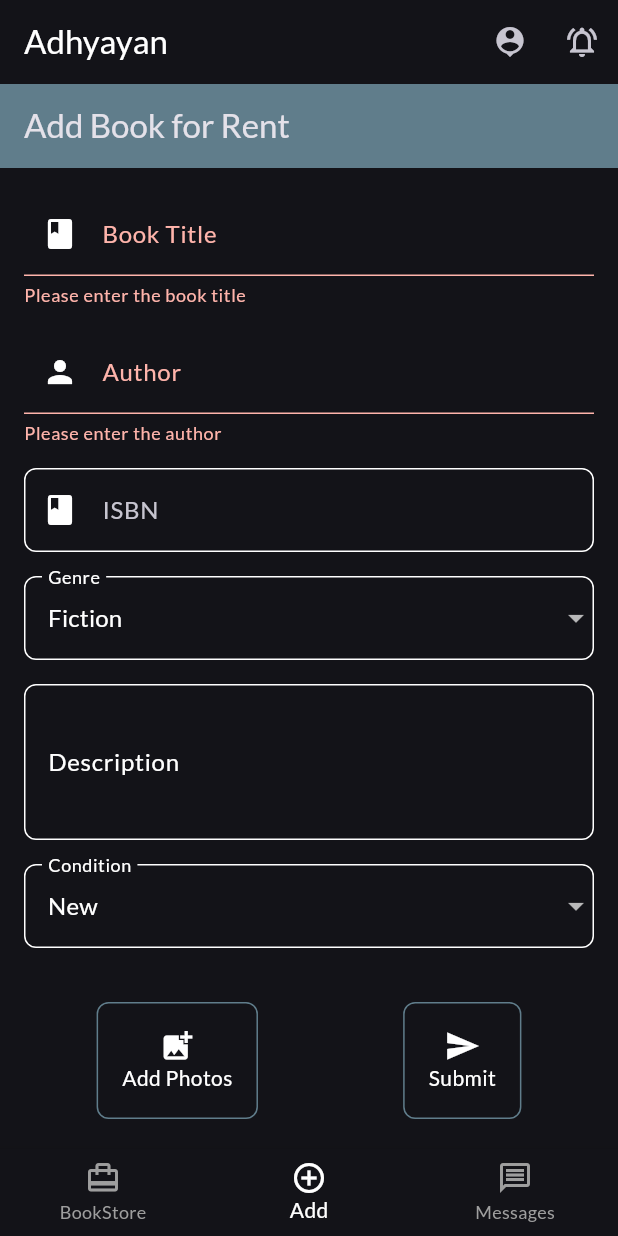
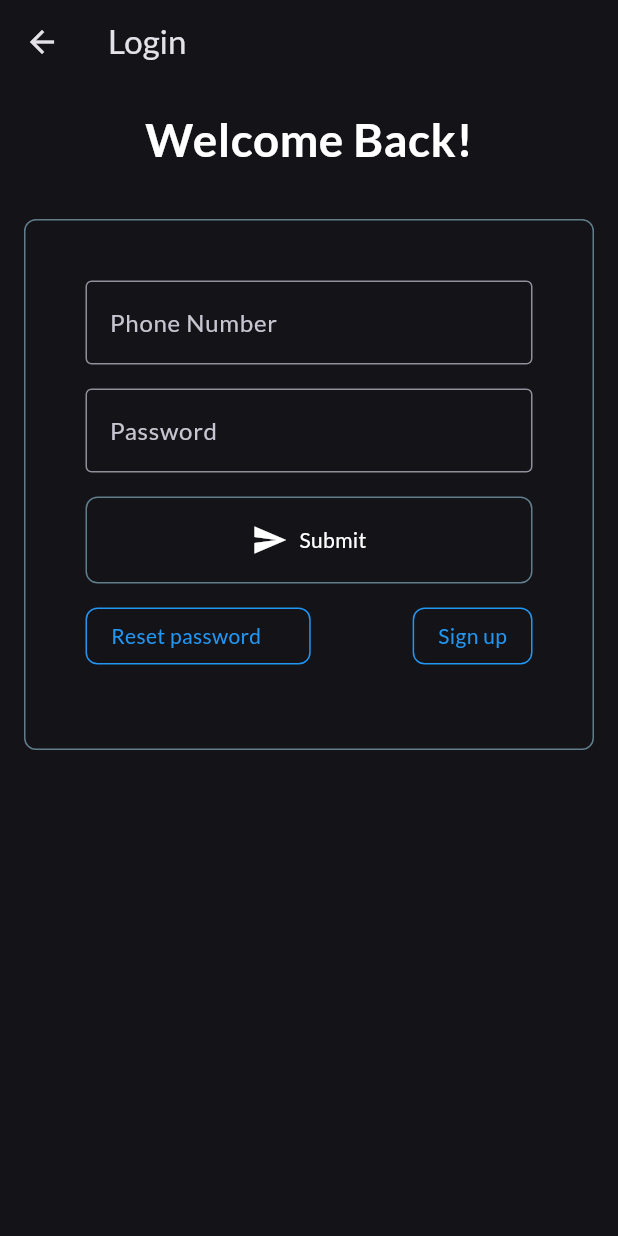
Before and after one commit to AbhayNB/Adhyayan, a Flutter app: the screen it shows after launch, item 2 of the bottom bar chosen, after a tap on "Submit", after a tap on the "location history" icon, on a phone screen of 412 x 824 dp. Run offline on Flutter 3.47's test engine with Material 3 defaults, Android fonts, the phone set to English and light mode, and no system bars; our stand-ins replace carousel_slider, google_fonts, image_picker.

Commit message:
third  commit

```diff
--- /dev/null
+++ b/lib/screens/login.dart
@@ -0,0 +1,194 @@
+import 'package:adhyayan/screens/signup.dart';
+import 'package:adhyayan/widgets/animated_text.dart';
+import 'package:flutter/cupertino.dart';
+import 'package:flutter/material.dart';
+import 'package:flutter/widgets.dart';
+
+class LoginScreen extends StatefulWidget {
+  @override
+  _LoginScreenState createState() => _LoginScreenState();
+}
+
+class _LoginScreenState extends State<LoginScreen> {
+  final _formKey = GlobalKey<FormState>();
+  final phoneController = TextEditingController();
+  final passwordController = TextEditingController();
+  bool _isSubmitting = false;
+
+  @override
+  Widget build(BuildContext context) {
+    return Scaffold(
+      appBar: AppBar(
+        title: const Text('Login'),
+      ),
+      body: Column(
+        children: [
+          const SizedBox(
+            height: 20,
+          ),
+          AnimatedWelcomeText(value: "Welcome Back!"),
+          const SizedBox(
+            height: 20,
+          ),
+          Padding(
+            padding: const EdgeInsets.all(16.0),
+            child: Center(
+              child: Container(
+                padding: const EdgeInsets.symmetric(
+                  horizontal: 40,
+                  vertical: 40,
+                ),
+                decoration: BoxDecoration(
+                  border: Border.all(color: Colors.blueGrey),
+                  borderRadius: BorderRadius.circular(8.0),
+                ),
+                child: Form(
+                  key: _formKey,
+                  child: Column(
+                    crossAxisAlignment: CrossAxisAlignment.center,
+                    children: [
+                      TextFormField(
+                        style: const TextStyle(color: Colors.white),
+                        controller: phoneController,
+                        decoration: const InputDecoration(
+                          labelText: 'Phone Number',
+                          border: OutlineInputBorder(),
+                        ),
+                        keyboardType: TextInputType.phone,
+                        validator: (value) {
+                          if (value == null || value.isEmpty) {
+                            return 'Please enter your phone number';
+                          }
+                          return null;
+                        },
+                      ),
+                      const SizedBox(height: 16),
+                      TextFormField(
+                        style: const TextStyle(color: Colors.white),
+                        controller: passwordController,
+                        obscureText: true,
+                        decoration: const InputDecoration(
+                          labelText: 'Password',
+                          border: OutlineInputBorder(),
+                        ),
+                        validator: (value) {
+                          if (value == null || value.isEmpty) {
+                            return 'Please enter your password';
+                          }
+                          return null;
+                        },
+                      ),
+                      const SizedBox(height: 16),
+                      if (_isSubmitting) ...[
+                        const CircularProgressIndicator(),
+                        const SizedBox(height: 16),
+                      ] else ...[
+                        InkWell(
+                          onTap: () {
+                            if (_formKey.currentState!.validate()) {
+                              setState(() {
+                                _isSubmitting = true;
+                              });
+                              // Handle form submission here
+                              // Simulate submission completion after 2 seconds
+                              Future.delayed(const Duration(seconds: 2), () {
+                                setState(() {
+                                  _isSubmitting = false;
+                                });
+                                // Navigate to next screen or perform desired action
+                              });
+                            }
+                          },
+                          borderRadius: BorderRadius.circular(8.0),
+                          child: Container(
+                            decoration: BoxDecoration(
+                              border: Border.all(color: Colors.blueGrey),
+                              borderRadius: BorderRadius.circular(8.0),
+                            ),
+                            padding: const EdgeInsets.all(16.0),
+                            child: const Row(
+                              mainAxisAlignment: MainAxisAlignment.center,
+                              children: [
+                                Icon(Icons.send, color: Colors.white),
+                                SizedBox(width: 8),
+                                Text(
+                                  'Submit',
+                                  style: TextStyle(color: Colors.white),
+                                ),
+                              ],
+                            ),
+                          ),
+                        ),
+                      ],
+                      const SizedBox(height: 16),
+                      Row(
+                        mainAxisAlignment: MainAxisAlignment.spaceBetween,
+                        children: [
+                          Container(
+                            decoration: BoxDecoration(
+                              border: Border.all(color: Colors.blue),
+                              borderRadius: BorderRadius.circular(8.0),
+                            ),
+                            padding: const EdgeInsets.symmetric(
+                              horizontal: 16,
+                              vertical: 8,
+                            ),
+                            child: Row(
+                              mainAxisAlignment: MainAxisAlignment.center,
+                              children: [
+                                InkWell(
+                                  onTap: () {
+                                    // Handle "Forgot password?" link here
+                                  },
+                                  child: const Text(
+                                    'Reset password',
+                                    style: TextStyle(color: Colors.blue),
+                                  ),
+                                ),
+                                const SizedBox(width: 16),
+                              ],
+                            ),
+                          ),
+                          Container(
+                            decoration: BoxDecoration(
+                              border: Border.all(color: Colors.blue),
+                              borderRadius: BorderRadius.circular(8.0),
+                            ),
+                            padding: const EdgeInsets.symmetric(
+                              horizontal: 16,
+                              vertical: 8,
+                            ),
+                            child: Row(
+                              mainAxisAlignment: MainAxisAlignment.center,
+                              children: [
+                                InkWell(
+                                  onTap: () {
+                                    Navigator.push(
+                                      context,
+                                      MaterialPageRoute(
+                                          builder: (context) => SignupScreen()),
+                                    );
+                                    // Handle "Sign up" link here
+                                  },
+                                  child: const Text(
+                                    'Sign up',
+                                    style: TextStyle(color: Colors.blue),
+                                  ),
+                                ),
+                              ],
+                            ),
+                          ),
+                        ],
+                      ),
+                      const SizedBox(height: 16),
+                    ],
+                  ),
+                ),
+              ),
+            ),
+          ),
+        ],
+      ),
+    );
+  }
+}
--- a/lib/screens/main_screen.dart
+++ b/lib/screens/main_screen.dart
@@ -1,9 +1,10 @@
 // import 'package:adhyayan/screens/category_screen.dart';
 import 'package:adhyayan/screens/add_book.dart';
 import 'package:adhyayan/screens/books_screen.dart';
+import 'package:adhyayan/screens/login.dart';
 import 'package:flutter/material.dart';
 
-class MainScreen extends StatefulWidget{
+class MainScreen extends StatefulWidget {
   const MainScreen({super.key});
   @override
   State<MainScreen> createState() => _BookstoreScreenState();
@@ -24,10 +25,18 @@ class _BookstoreScreenState extends State<MainScreen> {
   Widget build(BuildContext context) {
     return Scaffold(
       appBar: AppBar(
-        title: const Text('Adhyayan', style: TextStyle(color: Colors.white),),
+        title: const Text(
+          'Adhyayan',
+          style: TextStyle(color: Colors.white),
+        ),
         actions: <Widget>[
           IconButton(
-            onPressed: () {},
+            onPressed: () {
+              Navigator.push(
+                context,
+                MaterialPageRoute(builder: (context) => LoginScreen()),
+              );
+            },
             icon: const Icon(Icons.person_pin),
           ),
           IconButton(
@@ -37,10 +46,7 @@ class _BookstoreScreenState extends State<MainScreen> {
         ],
         backgroundColor: Theme.of(context).primaryColor,
       ),
-
       body: _screens[_currentIndex],
-
-
       bottomNavigationBar: BottomNavigationBar(
         items: const [
           BottomNavigationBarItem(
--- /dev/null
+++ b/lib/widgets/animated_text.dart
@@ -0,0 +1,50 @@
+import 'package:flutter/material.dart';
+
+class AnimatedWelcomeText extends StatefulWidget {
+  final String value;
+  AnimatedWelcomeText({super.key, required this.value});
+  @override
+  _AnimatedWelcomeTextState createState() => _AnimatedWelcomeTextState();
+}
+
+class _AnimatedWelcomeTextState extends State<AnimatedWelcomeText> with SingleTickerProviderStateMixin {
+  late AnimationController _controller;
+  late Animation<double> _animation;
+
+  @override
+  void initState() {
+    super.initState();
+    _controller = AnimationController(
+      vsync: this,
+      duration: Duration(seconds: 2),
+    );
+    _animation = Tween<double>(begin: 1.0, end: 1.5).animate(_controller);
+    _controller.repeat(reverse: true);
+  }
+
+  @override
+  void dispose() {
+    _controller.dispose();
+    super.dispose();
+  }
+
+  @override
+  Widget build(BuildContext context) {
+    return AnimatedBuilder(
+      animation: _animation,
+      builder: (context, child) {
+        return Transform.scale(
+          scale: _animation.value,
+          child: Text(
+            widget.value,
+            style: const TextStyle(
+              fontSize: 24,
+              fontWeight: FontWeight.bold,
+              color: Colors.white
+            ),
+          ),
+        );
+      },
+    );
+  }
+}
```
Also changed, not shown: lib/screens/signup.dart (added, +211 -0 lines), lib/screens/profile.dart (added).
